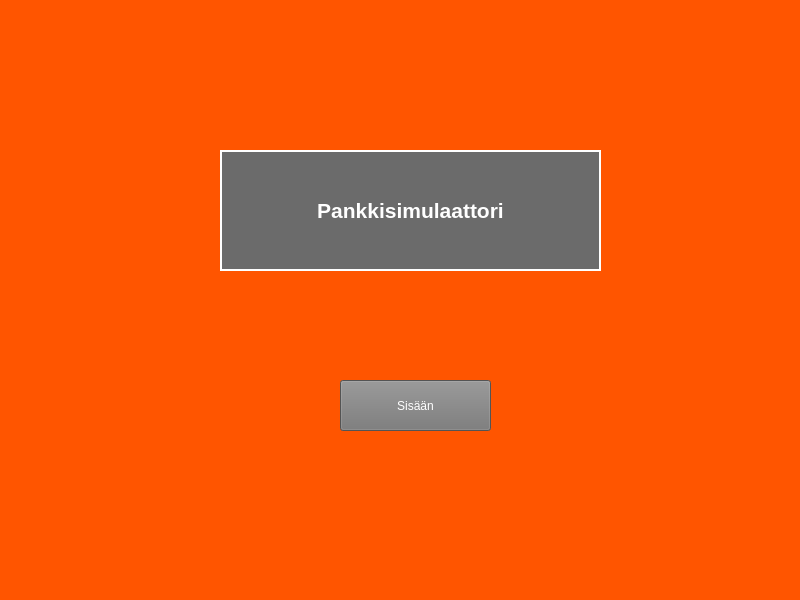
Above: frontend/mainwindow.ui from 22kmo-project/group_8 before the change. Below: the same form after it.
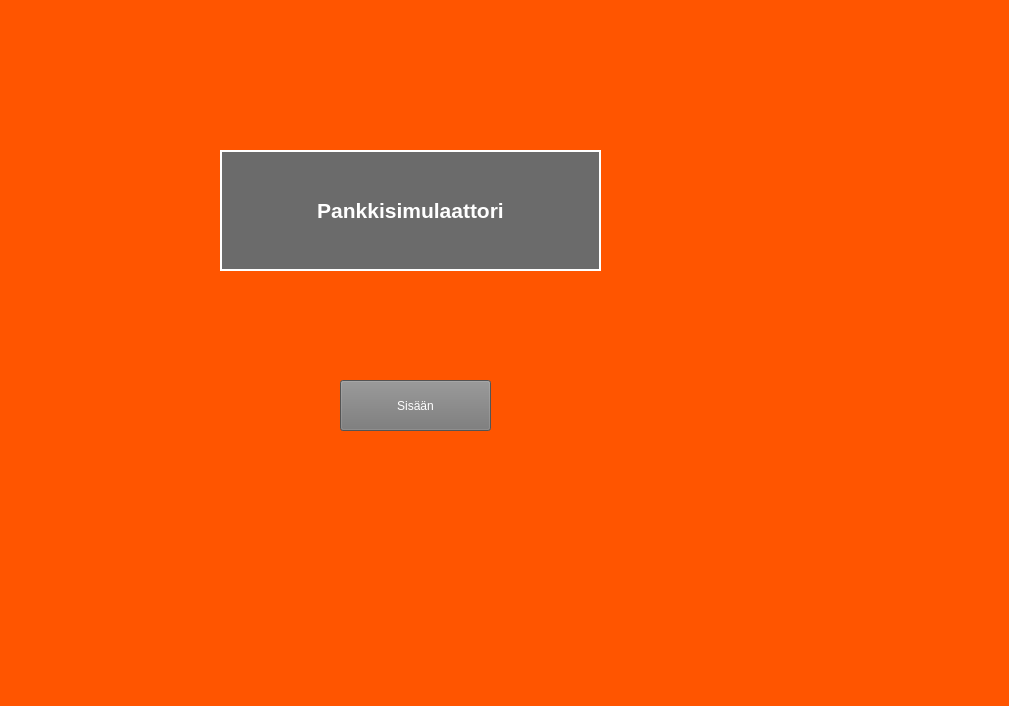
That is the form after the change.

Patch:
```diff
--- a/frontend/mainwindow.ui
+++ b/frontend/mainwindow.ui
@@ -6,8 +6,8 @@
    <rect>
     <x>0</x>
     <y>0</y>
-    <width>800</width>
-    <height>600</height>
+    <width>1009</width>
+    <height>706</height>
    </rect>
   </property>
   <property name="windowTitle">
@@ -281,6 +281,7 @@
     </property>
    </widget>
   </widget>
+  <widget class="QStatusBar" name="statusbar"/>
   <widget class="QMenuBar" name="menubar">
    <property name="geometry">
     <rect>
@@ -291,7 +292,6 @@
     </rect>
    </property>
   </widget>
-  <widget class="QStatusBar" name="statusbar"/>
  </widget>
  <resources/>
  <connections/>
```
Left out of the diff: 2 changed lines with no effect on the pictures.
